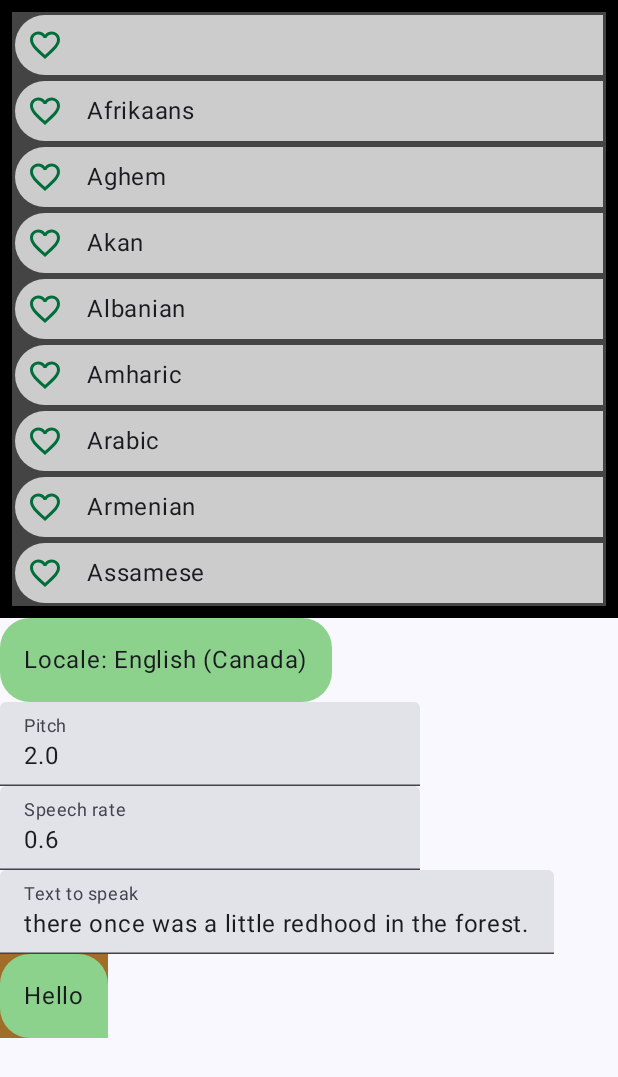
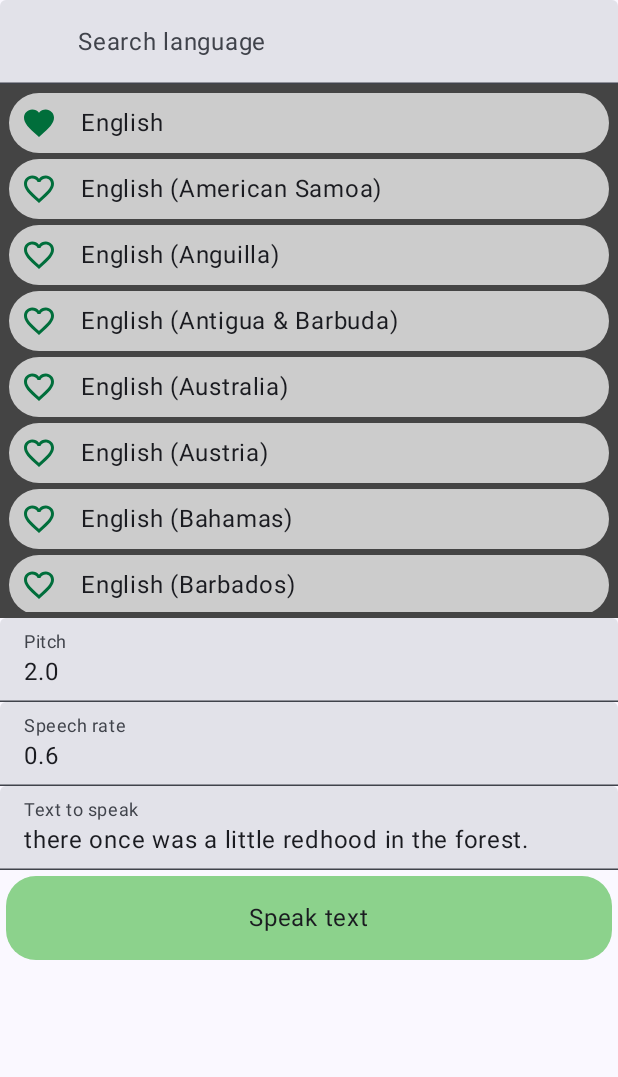
Before and after one commit to tornseglare/TextToSpeech, an Android app built with Jetpack Compose: the screen it shows after launch (MainActivity), on a phone screen of 412 x 824 dp. Shown: the top 1077 px of the screen. Run offline under Robolectric (Android 15) with nearby library versions, the phone set to English and light mode, and no system bars.

Commit message:
lagt till så man kan filtrera bland alla språken i listan! lite layoutfixar.

```diff
--- a/app/src/main/java/com/mask/texttospeech/MainActivity.kt
+++ b/app/src/main/java/com/mask/texttospeech/MainActivity.kt
@@ -18,22 +18,27 @@ import androidx.compose.foundation.layout.fillMaxWidth
 import androidx.compose.foundation.layout.height
 import androidx.compose.foundation.layout.padding
 import androidx.compose.foundation.lazy.LazyColumn
-import androidx.compose.foundation.lazy.items
+import androidx.compose.foundation.lazy.itemsIndexed
+import androidx.compose.foundation.lazy.rememberLazyListState
 import androidx.compose.foundation.shape.RoundedCornerShape
 import androidx.compose.foundation.text.KeyboardOptions
 import androidx.compose.foundation.verticalScroll
 import androidx.compose.material.icons.Icons
 import androidx.compose.material.icons.filled.Favorite
 import androidx.compose.material.icons.filled.FavoriteBorder
+import androidx.compose.material.icons.filled.LocationOn
 import androidx.compose.material3.Icon
 import androidx.compose.material3.MaterialTheme
 import androidx.compose.material3.Surface
 import androidx.compose.material3.Text
 import androidx.compose.material3.TextField
 import androidx.compose.runtime.Composable
+import androidx.compose.runtime.LaunchedEffect
+import androidx.compose.runtime.MutableState
 import androidx.compose.runtime.getValue
 import androidx.compose.runtime.mutableStateOf
 import androidx.compose.runtime.remember
+import androidx.compose.runtime.rememberCoroutineScope
 import androidx.compose.runtime.setValue
 import androidx.compose.ui.Alignment
 import androidx.compose.ui.Modifier
@@ -48,6 +53,7 @@ import androidx.compose.ui.tooling.preview.Preview
 import androidx.compose.ui.unit.dp
 import androidx.compose.ui.unit.sp
 import com.mask.texttospeech.ui.theme.TextToSpeechTheme
+import kotlinx.coroutines.launch
 import java.util.Locale
 
 // Working code från den här videon:
@@ -69,25 +75,34 @@ class MainActivity : ComponentActivity() {
 
     val buttonCornerRadius = 20.dp
 
+    private var searchLanguage: String = ""
+
+    private val locales = Locale.getAvailableLocales()
+
+    // Använde phind.com som gav mig den här koden! :O
+    // Först sorterar jag rubbet på friendly name, och sedan grupperar jag per språk, så att listan endast visar de olika språken och skippar de olika varianterna.
+    // private val groupedByLanguage = locales.sortedBy { it.displayName }.groupBy { it.language }
+
+    // Så LÄTT att skapa listor i kotlin, not.. listOf() är readonly, och new finns ju inte.
+    // MutableList vore ok, men att använda remember på en sådan skulle bli svårare, så jag skapar alltså om listan var gång användaren skriver en ny bokstav i sökningen!
+    //private var languageList: List<Locale> = listOf<Locale>()
+    private var languageList: MutableList<Locale> = mutableListOf()
+
     override fun onCreate(savedInstanceState: Bundle?) {
         super.onCreate(savedInstanceState)
 
         // Det här krävs för att findViewById() ska hitta recycler_view.xml alls. (Som jag raderade efter en hel kväll av helvete med xml layout-skit)
         //setContentView(R.layout.activity_main)
 
-        val locales = Locale.getAvailableLocales()
+        // Sorterar _inte_ här, det görs i LanguagesList() för att LazyColumn ska uppdatera sig när searchLanguage uppdateras vid sökningen.
+        languageList.addAll(
+            locales.sortedBy { it.displayName }
+        )
 
-        // Använde phind.com som gav mig den här koden! :O
-        // Först sorterar jag rubbet på friendly name, och sedan grupperar jag per språk, så att listan endast visar de olika språken och skippar de olika varianterna.
-        val groupedByLanguage = locales.sortedBy { it.displayName }.groupBy { it.language }
-
-        // map är grym, här ber jag den plocka ut language ur härket (it) och lägga allihopa i en lista. List<String>
-        val languageList: List<Locale> = groupedByLanguage.map {
+        /*val languageList: List<Locale> = groupedByLanguage.map {
             // Man _kan_ ta first() eftersom det alltid är "standardspråket", tex Swedish utan Åmålska. displayName är alltså i samtliga fall språkets namn utan dess kursiver.
             it.value.first() //.displayName
-        }
-
-        //val dataset = listOf<String>("January", "February", "March")
+        }*/
 
         // RecyclerView är ett jävla skit som är helt icke-kompatibel med @Content..
         /*val recyclerViewAdapter = RecyclerViewAdapter(dataset)
@@ -102,27 +117,7 @@ class MainActivity : ComponentActivity() {
                     modifier = Modifier.fillMaxSize(),
                     color = MaterialTheme.colorScheme.background
                 ) {
-                    Column(
-                        horizontalAlignment = Alignment.CenterHorizontally
-                    ) {
-                        Column(modifier = Modifier
-                            .weight(0.5f, false)
-                            .background(color = Color.Black)
-                            .fillMaxSize()
-                        ) {
-                            LanguagesList(languageList)
-                        }
-                        Column(modifier = Modifier
-                            .weight(0.5f, false)
-                            .fillMaxSize()
-                        ) {
-                            DropdownMenuWithLanguages()
-                            EditPitch()
-                            EditSpeechRate()
-                            TextInput()
-                            BtnTextToSpeech()
-                        }
-                    }
+                    MainView()
                 }
             }
         }
@@ -166,7 +161,43 @@ class MainActivity : ComponentActivity() {
     }
 
     @Composable
-    fun TextInput(modifier: Modifier = Modifier) {
+    fun MainView(modifier: Modifier = Modifier) {
+        // OBS! Lösningen på att LazyColumn vägrade uppdatera sig är här!
+        // https://stackoverflow.com/questions/71626861/jetpack-compose-how-to-search-and-display-specific-data-from-room-in-lazycolum
+        //
+        // Grejen är väl kort och gott att vi skickar med textState till SearchLanguage() som uppdaterar den,
+        // och till LanguagesList() som därmed beror på dess värde!
+        // ..i princip samma som alltid, fast inte riktigt.. (och det är ju det som gör det så jävla svårt)
+        //
+        val textState = remember { mutableStateOf(searchLanguage) }
+
+        Column(
+            horizontalAlignment = Alignment.CenterHorizontally,
+            modifier = modifier
+        ) {
+            Column(modifier = Modifier
+                .weight(0.5f, false)
+                .fillMaxSize()
+            ) {
+                SearchLanguage(textState)
+                LanguagesList(textState)
+            }
+            Column(modifier = Modifier
+                .weight(0.5f, false)
+                .fillMaxSize()
+            ) {
+                //DropdownMenuWithLanguages()
+                EditPitch(Modifier.fillMaxWidth())
+                EditSpeechRate(Modifier.fillMaxWidth())
+                TextToRead(Modifier.fillMaxWidth())
+                BtnTextToSpeech(Modifier.fillMaxWidth())
+            }
+        }
+    }
+
+
+    @Composable
+    fun TextToRead(modifier: Modifier = Modifier) {
         // Utan en remember så uppdateras inte vyn när jag skriver in nya värden.
         var theValue by remember { mutableStateOf(textToSpeak) }
 
@@ -193,12 +224,12 @@ class MainActivity : ComponentActivity() {
             // Lägger jag clip() före clickable() så kan jag sedan bara klicka på den rundade ytan och inte hela knappens rektangel.
             Column(
                 modifier = modifier
-                    .background(color = Color(160, 110, 40))
+                    .padding(4.dp)
                     .clip(
                         RoundedCornerShape(
                             buttonCornerRadius,
                             buttonCornerRadius,
-                            0.dp,
+                            buttonCornerRadius,
                             buttonCornerRadius
                         )
                     )
@@ -213,7 +244,8 @@ class MainActivity : ComponentActivity() {
                     .padding(16.dp)
             ) {
                 Text(
-                    text = "Hello"
+                    text = stringResource(R.string.speak_text),
+                    modifier = Modifier.align(alignment = Alignment.CenterHorizontally)
                 )
             }
         }
@@ -308,7 +340,8 @@ class MainActivity : ComponentActivity() {
             onValueChanged = {
                 daPitch = it
                 pitch = it
-            })
+            },
+            modifier)
     }
 
     @Composable
@@ -325,7 +358,8 @@ class MainActivity : ComponentActivity() {
             onValueChanged = {
                 daSpeechRate = it
                 speechRate = it
-            })
+            },
+            modifier)
     }
 
     @Composable
@@ -363,7 +397,7 @@ class MainActivity : ComponentActivity() {
             modifier = modifier
                 .fillMaxWidth()
                 .padding(2.dp)
-                .clip(RoundedCornerShape(buttonCornerRadius, 0.dp, 0.dp, buttonCornerRadius))
+                .clip(RoundedCornerShape(buttonCornerRadius, buttonCornerRadius, buttonCornerRadius, buttonCornerRadius))
                 .clickable {
                     // this@MainActivity because, fuck off: https://stackoverflow.com/questions/58308082/error-none-of-the-following-functions-can-be-called-with-the-arguments-supplied
                     Toast
@@ -397,7 +431,9 @@ class MainActivity : ComponentActivity() {
 
     // Efter flera timmars ofruktsamt testande med RecyclerView så fann jag LazyColumn.
     @Composable
-    fun LanguagesList(languages: List<Locale>, modifier: Modifier = Modifier) {
+    fun LanguagesList(searchInput: MutableState<String>, modifier: Modifier = Modifier) {
+
+        val searchedText: String = searchInput.value
 
         // State-hoisting: komplicerat ord för att se till att LanguageItem() är "state-less", dvs. inte har några remember's i sig.
         // Genom att skicka med vilken icon som ska visas så ansvarar denna funktion för detta,
@@ -410,28 +446,36 @@ class MainActivity : ComponentActivity() {
             mutableStateOf(selectedMainLanguage)
         }
 
+        val lazyListState = rememberLazyListState()
+        val coroutineScope = rememberCoroutineScope()
+
+        //val remLanguageList = remember { languageList }
+        //val remLanguageListCount = remember { languageList.count() }
+
         // Genom att bara ta bort alla inställningar så fyllde den by default allt tillgängligt utrymme. :)
         LazyColumn(
-            Modifier
-                .padding(8.dp)
+            state = lazyListState,
+            modifier = Modifier
                 .background(color = Color.DarkGray)
-                //.verticalScroll(state = ScrollState(0), enabled = true)
-                //.height(256.dp)
+                .padding(4.dp)
         ) {
             // Verkar inte som man kan kollapsa på dessa, så begränsad nytta.
             // stickyHeader {  }
 
             // Över en timmas googlande och video-tittande och prat med chatbottar... Helt jävla omöjligt att reda ut hur de vill ha det..
-            items(languages) { locale ->
+            itemsIndexed(items = languageList.filter {
+                // Filtrerar HÄR, annars kommer väl aldrig vy-jävelen att uppdateras.
+                it.displayName.contains(searchedText, ignoreCase = true)
+            }) { index, item ->
 
                 var icon = Icons.Filled.FavoriteBorder
 
-                if(locale.displayName == rememberLocale.displayName) {
+                if(item.displayName == rememberLocale.displayName) {
                     icon = Icons.Filled.Favorite
                 }
 
                 // Det är denna callbacken som uppdaterar rememberLocale, och därmed ber LazyColumn rendera om sina element.
-                LanguageItem(locale, icon, onclickEvent =  {
+                LanguageItem(item, icon, onclickEvent =  {
                     // Döper om "it" till "selectedLocale" här. ;-)
                     selectedLocale ->
                         selectedMainLanguage = selectedLocale
@@ -439,15 +483,61 @@ class MainActivity : ComponentActivity() {
                 })
             }
         }
+
+        // Scrolla ner till förvalt språk, måste göras efter att vyn skapats, och det gör man visst så här.
+        // https://developer.android.com/jetpack/compose/side-effects#launchedeffect
+        LaunchedEffect(coroutineScope) {
+            coroutineScope.launch {
+                val i = languageList.indexOf(selectedMainLanguage)
+
+                // If we have sorted away the currently selected language.
+                if(languageList[i] == selectedMainLanguage) {
+                    lazyListState.scrollToItem(i)
+                }
+            }
+        }
     }
+
+    // searchInput är ju söksträngen ifråga, men ett MutableState för att bla bla bla. (listfan ska uppdateras)
+    @Composable
+    fun SearchLanguage(searchInput: MutableState<String>, modifier: Modifier = Modifier) {
+        //var searchInput by remember { mutableStateOf(searchLanguage) }
+
+        TextField(
+            value = searchInput.value,
+            singleLine = true,
+            leadingIcon = { Icons.Filled.LocationOn },
+            modifier = modifier.fillMaxWidth(),
+            label = { Text(stringResource(R.string.search_language)) },
+            onValueChange = {
+                searchInput.value = it
+                searchLanguage = it
+
+                //filterLanguageList()
+            })
+    }
+
+    // Fungerar, men var tvungen att fuula in allt i LazyColumn för att den skulle fatta att listan uppdaterats.
+    /*fun filterLanguageList() {
+        val groupedByLanguage: List<Locale> = locales.filter {
+            it.displayName.contains(searchLanguage, ignoreCase = true)
+        }.sortedBy { it.displayName }//.groupBy { it.language }
+
+        var c = groupedByLanguage.count()
+
+        //languageList = groupedByLanguage
+        languageList.clear()
+        languageList.addAll(groupedByLanguage)
+    }*/
 
     @Preview(showBackground = true)
     @Composable
     fun PreviewLanguagesList() {
-        val dataset = listOf<Locale>(Locale.CANADA, Locale.CHINA, Locale.FRANCE, Locale.UK, Locale.GERMAN, Locale.GERMANY)
+        languageList = mutableListOf<Locale>(Locale.CANADA, Locale.CHINA, Locale.FRANCE, Locale.UK, Locale.GERMAN, Locale.GERMANY)
+        val textState = remember { mutableStateOf(searchLanguage) }
 
         TextToSpeechTheme {
-            LanguagesList(dataset)
+            LanguagesList(textState)
         }
     }
 
@@ -455,7 +545,7 @@ class MainActivity : ComponentActivity() {
     @Composable
     fun PreviewTextInput() {
         TextToSpeechTheme {
-            TextInput()
+            TextToRead()
         }
     }
     @Preview(showBackground = true)
--- /dev/null
+++ b/app/src/main/res/values/dimens.xml
@@ -0,0 +1,5 @@
+<?xml version="1.0" encoding="utf-8"?>
+<resources>
+    <dimen name="list_item_height">14</dimen>
+    <dimen name="margin_medium">4</dimen>
+</resources>
--- a/app/src/main/res/values/strings.xml
+++ b/app/src/main/res/values/strings.xml
@@ -3,4 +3,6 @@
     <string name="change_pitch">Pitch</string>
     <string name="change_speech_rate">Speech rate</string>
     <string name="change_locale">Locale</string>
+    <string name="search_language">Search language</string>
+    <string name="speak_text">Speak text</string>
 </resources>
```
